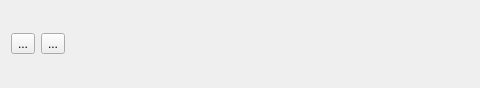
This is sealtk/gui/PlayerControl.ui in Kitware/seal-tk as Qt 5 draws it before an edit; both pictures show x 0 to 480 and y 0 to 88 of the 688 by 88 pixel window. The edited form follows.
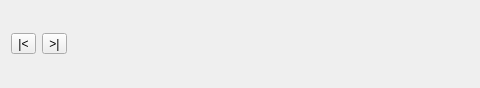
This is the edited form. Icons and pictures are not drawn. Custom widgets are drawn as their Qt base class.

Diff of the .ui file:
```diff
--- a/sealtk/gui/PlayerControl.ui
+++ b/sealtk/gui/PlayerControl.ui
@@ -20,7 +20,7 @@
    <item>
     <widget class="QToolButton" name="previousFrameButton">
      <property name="text">
-      <string>...</string>
+      <string>|&lt;</string>
      </property>
      <property name="icon">
       <iconset theme="media-seek-backward">
@@ -31,7 +31,7 @@
    <item>
     <widget class="QToolButton" name="nextFrameButton">
      <property name="text">
-      <string>...</string>
+      <string>&gt;|</string>
      </property>
      <property name="icon">
       <iconset theme="media-seek-forward">
```
Left out of the diff: 6 changed lines with no effect on the pictures.
